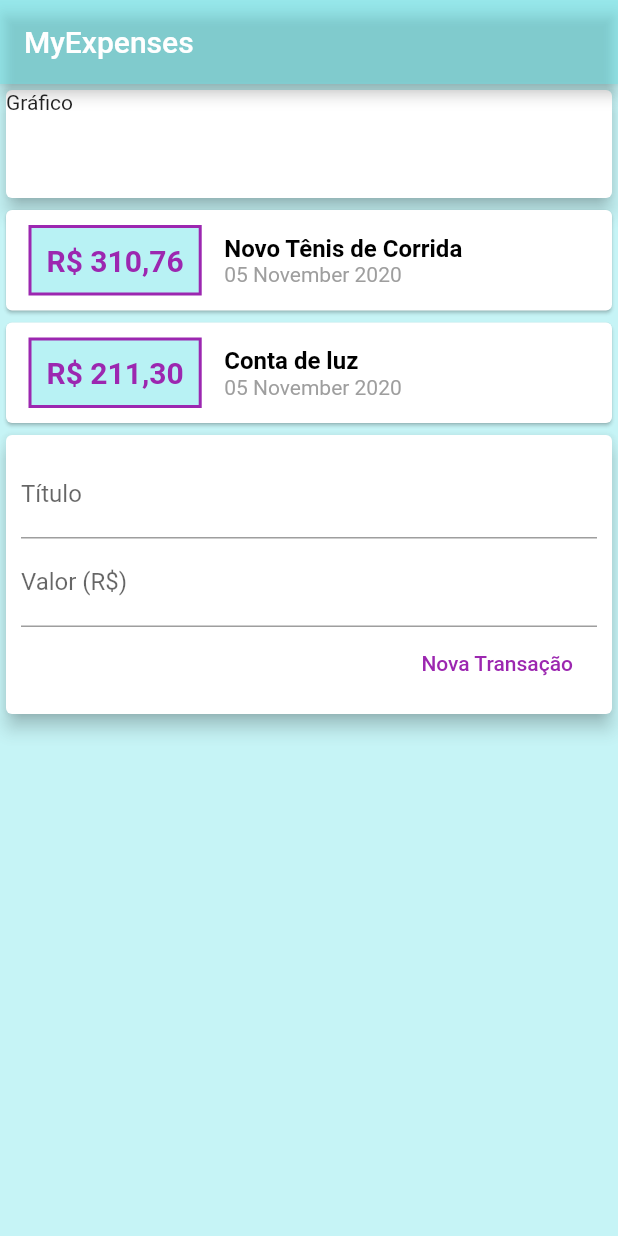
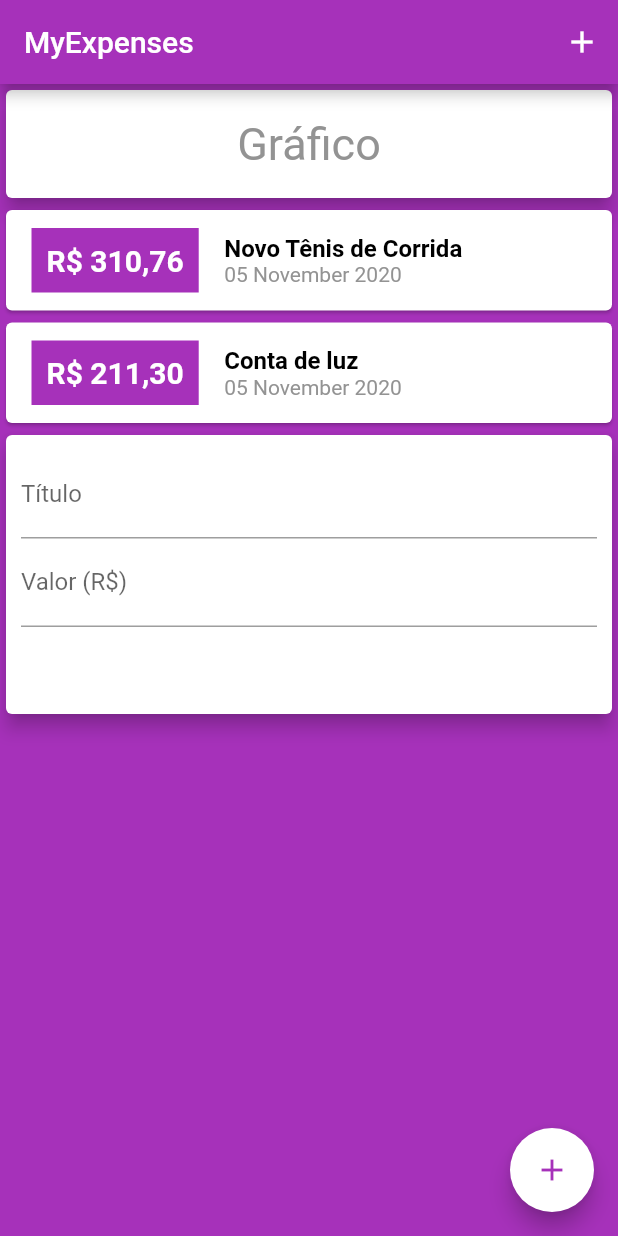
Before and after one commit to joaovperin/my_expenses, a Flutter app: the screen it shows after launch, on a phone screen of 412 x 824 dp. Run offline on Flutter 3.47's test engine with Material 2 defaults, Android fonts, the phone set to English and light mode, and no system bars.

Commit message:
moved all app colors to constants

```diff
--- a/lib/components/transaction/transaction_form.component.dart
+++ b/lib/components/transaction/transaction_form.component.dart
@@ -1,4 +1,5 @@
 import 'package:flutter/material.dart';
+import 'package:my_expenses/constants/app.constants.dart';
 import 'package:my_expenses/utils/number-utils.dart';
 
 class TransactionForm extends StatelessWidget {
@@ -34,7 +35,7 @@ class TransactionForm extends StatelessWidget {
               mainAxisAlignment: MainAxisAlignment.end,
               children: <Widget>[
                 FlatButton(
-                  textColor: Colors.purple,
+                  textColor: kAppSecondColor,
                   onPressed: _onSubmit,
                   child: Text('Nova Transação'),
                 ),
--- a/lib/components/transaction/transaction_graph.component.dart
+++ b/lib/components/transaction/transaction_graph.component.dart
@@ -1,4 +1,5 @@
 import 'package:flutter/material.dart';
+import 'package:my_expenses/constants/app.constants.dart';
 
 class TransactionGraph extends StatelessWidget {
   const TransactionGraph({
@@ -12,7 +13,16 @@ class TransactionGraph extends StatelessWidget {
       height: 80,
       child: Card(
         elevation: 5,
-        child: Text('Gráfico'),
+        child: Container(
+          alignment: Alignment.center,
+          child: Text(
+            'Gráfico',
+            style: TextStyle(
+              fontSize: 30,
+              color: kAppUnfocusedTextColor
+            ),
+          ),
+        ),
       ),
     );
   }
--- a/lib/components/transaction/transaction_list.component.dart
+++ b/lib/components/transaction/transaction_list.component.dart
@@ -26,9 +26,9 @@ class TransactionList extends StatelessWidget {
                     vertical: 10,
                   ),
                   decoration: BoxDecoration(
-                    color: kAppPrimaryColor,
+                    color: kAppBackgroundColor,
                     border: Border.all(
-                      color: Colors.purple,
+                      color: kAppSecondColor,
                       width: 2,
                     ),
                   ),
@@ -38,7 +38,7 @@ class TransactionList extends StatelessWidget {
                     style: TextStyle(
                       fontWeight: FontWeight.bold,
                       fontSize: 20,
-                      color: Colors.purple,
+                      color: kAppSecondColor,
                     ),
                   ),
                 ),
@@ -51,14 +51,12 @@ class TransactionList extends StatelessWidget {
                       style: TextStyle(
                         fontWeight: FontWeight.bold,
                         fontSize: 16,
-                        color: Colors.black,
+                        color: kAppFocusedTextColor,
                       ),
                     ),
                     Text(
                       fmtDateTime(tr.date),
-                      style: TextStyle(
-                        color: Colors.grey,
-                      ),
+                      style: TextStyle(color: kAppUnfocusedTextColor),
                     ),
                   ],
                 )
--- a/lib/constants/app.constants.dart
+++ b/lib/constants/app.constants.dart
@@ -1,5 +1,15 @@
 import 'dart:ui';
 
+import 'package:flutter/material.dart';
+
+// App title
 const String kAppTitle = 'MyExpenses';
-const Color kAppPrimaryColor = Color.fromARGB(125, 110, 228, 232);
-const Color kAppSecondColor = Color(0xFF151026);
+
+// App colors
+const Color kAppPrimaryColor = Color.fromARGB(255, 166, 49, 186);
+const Color kAppSecondColor = Color.fromARGB(255, 255, 255, 255);
+const Color kAppBackgroundColor = Color.fromARGB(255, 166, 49, 186);
+
+// Text colors
+const Color kAppFocusedTextColor = Color.fromARGB(255, 0, 0, 0);
+const Color kAppUnfocusedTextColor = Color.fromARGB(235, 138, 138, 138);
--- a/lib/main.dart
+++ b/lib/main.dart
@@ -14,8 +14,12 @@ class MyExpensesApp extends StatelessWidget {
     return MaterialApp(
       home: MyHomePage(),
       theme: ThemeData(
-        canvasColor: kAppPrimaryColor.withAlpha(100),
-        backgroundColor: Colors.pink,
+        canvasColor: kAppBackgroundColor,
+        backgroundColor: kAppBackgroundColor,
+        floatingActionButtonTheme: FloatingActionButtonThemeData(
+          backgroundColor: kAppSecondColor,
+          foregroundColor: kAppBackgroundColor,
+        ),
       ),
     );
   }
@@ -28,6 +32,12 @@ class MyHomePage extends StatelessWidget {
       appBar: AppBar(
         title: Text(kAppTitle),
         backgroundColor: kAppPrimaryColor,
+        actions: <Widget>[
+          IconButton(
+            icon: Icon(Icons.add),
+            onPressed: () {},
+          )
+        ],
       ),
       body: SingleChildScrollView(
         child: Column(
@@ -39,6 +49,10 @@ class MyHomePage extends StatelessWidget {
           ],
         ),
       ),
+      floatingActionButton: FloatingActionButton(
+        onPressed: () {},
+        child: Icon(Icons.add),
+      ),
     );
   }
 }
```
